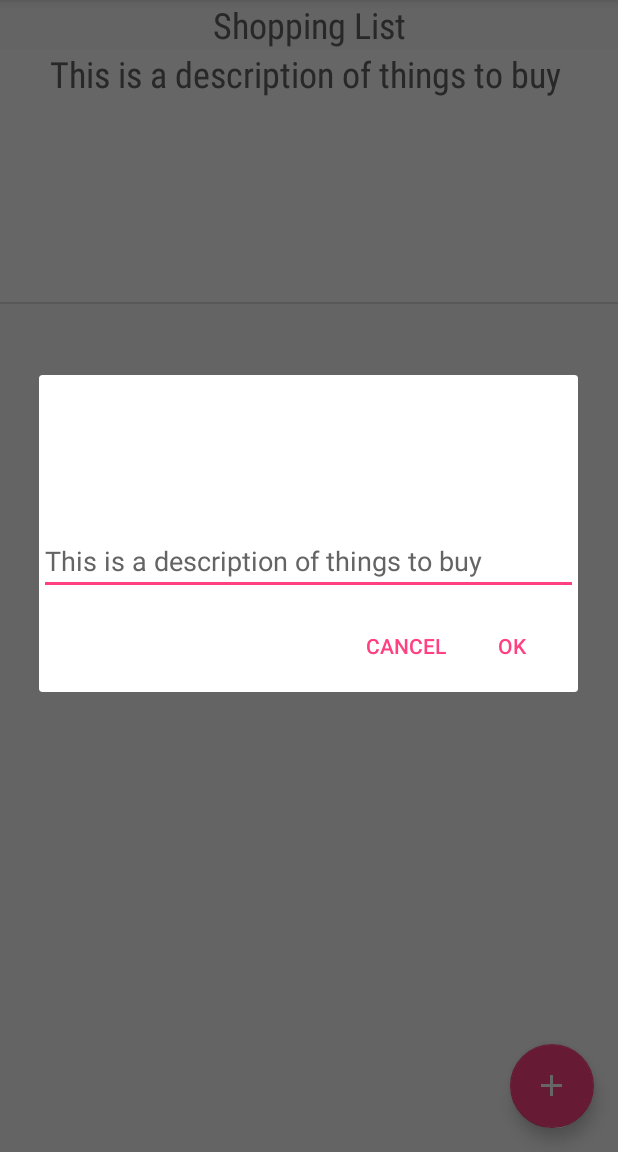
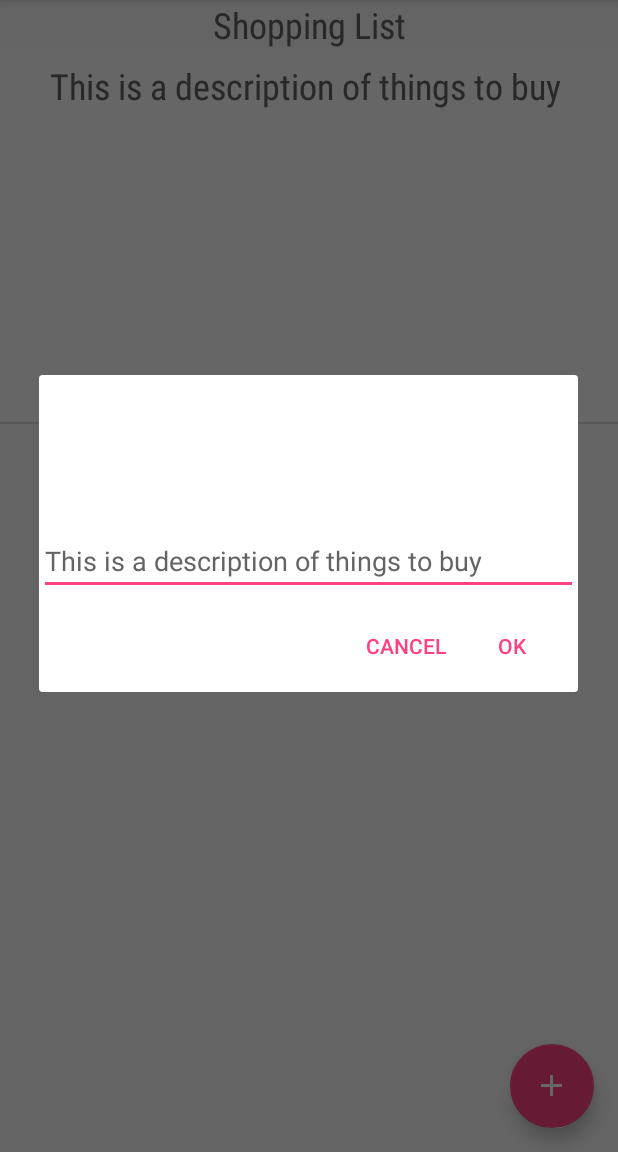
Before and after one commit to matthewhunter404/Lister, an Android app: the screen it shows after launch (ListerMain), after a tap on "This is a description of things to buy", on a phone screen of 412 x 824 dp, the part 84-1236 px from its top. Run offline under Robolectric (Android 15) with nearby library versions, the phone set to English and light mode, and no system bars; 1 other tap on this screen came first.

Commit message:
Adds a check to ensure the edit popup doesn't come up on removed items

```diff
--- a/app/src/main/java/com/example/matt/lister/ListFragment.java
+++ b/app/src/main/java/com/example/matt/lister/ListFragment.java
@@ -97,7 +97,10 @@ public class ListFragment extends Fragment {
                 new RecyclerItemClickListener(mContext, new RecyclerItemClickListener.OnItemClickListener() {
                     @Override
                     public void onItemClick(View view, int position) {
-                        EditLine(position);
+                        //Only call the line edit if the line hasn'talready been deleted and is simply waiting for the delete to finish animating
+                        if (((ListFragmentAdapter)mRecyclerView.getAdapter()).isPendingRemoval(position)==false) {
+                            EditLine(position);
+                        }
                     }
                 }));
 
--- a/app/src/main/res/layout/list_item.xml
+++ b/app/src/main/res/layout/list_item.xml
@@ -3,6 +3,8 @@
 <FrameLayout xmlns:android="http://schemas.android.com/apk/res/android"
     android:orientation="vertical"
     android:layout_width="match_parent"
+    android:paddingBottom="8dp"
+    android:paddingTop="8dp"
     android:layout_height="match_parent">
     <TextView
         android:id="@+id/ListItem"
```
